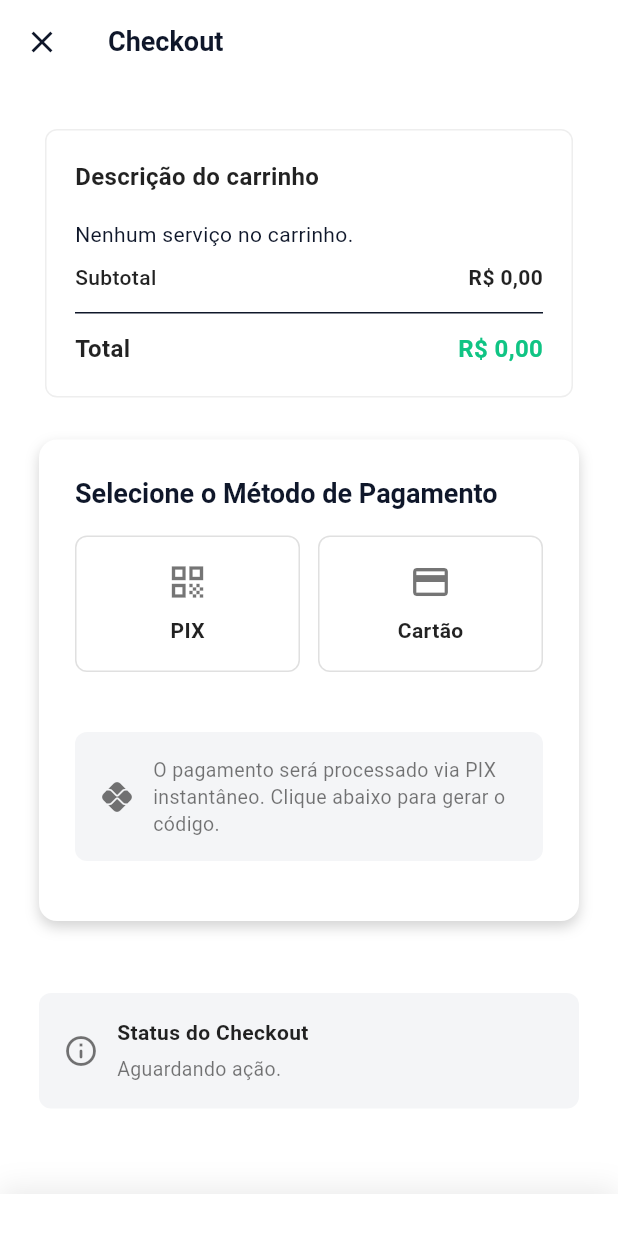
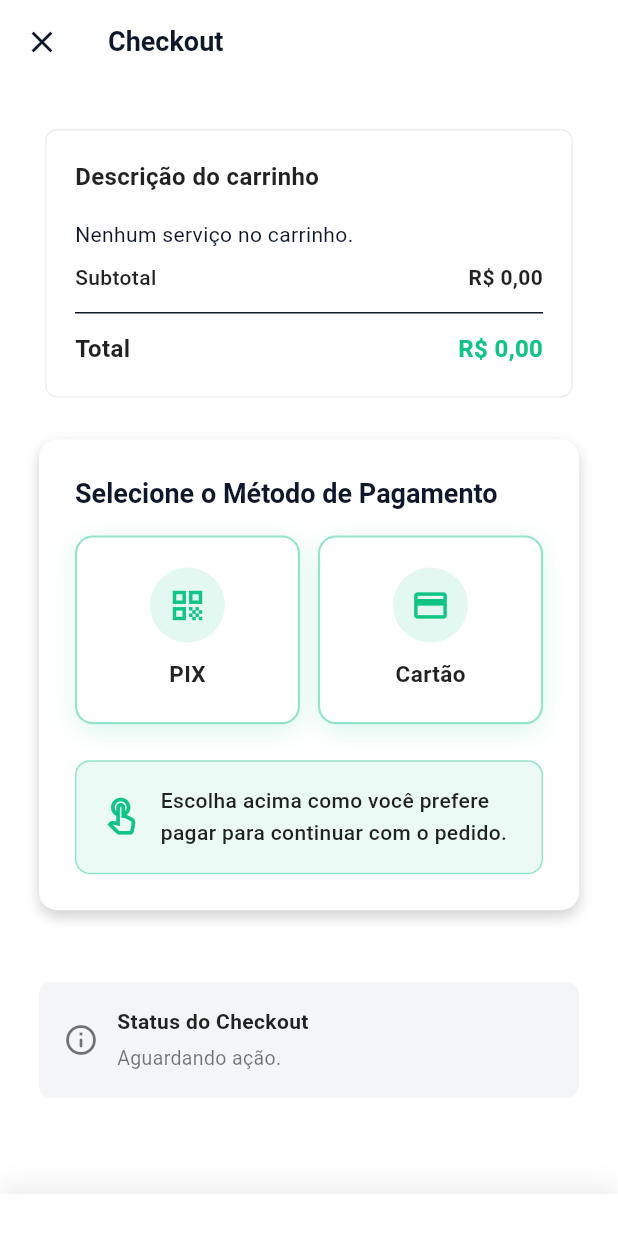
Before and after one commit to TSDTech/tsdtech-sdk-client, a Flutter app: the screen it shows after launch, after a tap on "Abrir fluxo em tela cheia", on a phone screen of 412 x 824 dp. Shown: the top 1233 px of the screen. Run offline on Flutter 3.47's test engine with Material 3 defaults, Android fonts, the phone set to English and light mode, and no system bars; our stand-ins replace auto_route, dio, flutter_mobx, get_it, mobx, qr_flutter and 1 more; missing offline and left inert: dart:js_interop, encrypt, pointycastle; generated files the repository leaves out were written again; network calls fail.

Commit message:
Visual updates

```diff
--- a/lib/src/ui/checkout/checkout_widget.dart
+++ b/lib/src/ui/checkout/checkout_widget.dart
@@ -408,6 +408,11 @@ class _CheckoutWidgetState extends State<CheckoutWidget> {
         return SingleChildScrollView(
           padding: const EdgeInsets.all(10),
           physics: const BouncingScrollPhysics(),
+          // Em telas largas (web/desktop) o conteúdo não estica: fica
+          // centralizado com uma largura máxima confortável de leitura
+          child: Center(
+            child: ConstrainedBox(
+              constraints: const BoxConstraints(maxWidth: 560),
               child: Column(
                 crossAxisAlignment: CrossAxisAlignment.stretch,
                 mainAxisSize: MainAxisSize.min,
@@ -416,7 +421,10 @@ class _CheckoutWidgetState extends State<CheckoutWidget> {
                     items: effectiveStore.items
                         .map(
                           (item) => CartItem(
-                        service: Service(name: item.name, price: item.price),
+                            service: Service(
+                              name: item.name,
+                              price: item.price,
+                            ),
                             quantity: item.quantity,
                           ),
                         )
@@ -455,13 +463,55 @@ class _CheckoutWidgetState extends State<CheckoutWidget> {
                         PaymentMethodSelector(
                           selectedMethod: _hasSelectedMethod ? method : null,
                           onChanged: (newMethod) async {
-                        await handleMethodSelection(newMethod, processPayment);
+                            await handleMethodSelection(
+                              newMethod,
+                              processPayment,
+                            );
                           },
                           showPix: widget.showPix,
                           showCard: widget.showCard,
                         ),
                         const SizedBox(height: 24),
 
+                        // Enquanto o usuário não escolher um método, mostra um
+                        // aviso chamativo no lugar do formulário de pagamento
+                        if (!_hasSelectedMethod)
+                          Container(
+                            padding: const EdgeInsets.all(16),
+                            decoration: BoxDecoration(
+                              color: const Color(
+                                0xFF10C484,
+                              ).withValues(alpha: 0.08),
+                              borderRadius: BorderRadius.circular(10),
+                              border: Border.all(
+                                color: const Color(
+                                  0xFF10C484,
+                                ).withValues(alpha: 0.4),
+                              ),
+                            ),
+                            child: const Row(
+                              children: [
+                                Icon(
+                                  Icons.touch_app_outlined,
+                                  color: Color(0xFF10C484),
+                                  size: 28,
+                                ),
+                                SizedBox(width: 12),
+                                Expanded(
+                                  child: Text(
+                                    'Escolha acima como você prefere pagar para '
+                                    'continuar com o pedido.',
+                                    style: TextStyle(
+                                      color: Colors.black87,
+                                      fontWeight: FontWeight.w500,
+                                      fontSize: 14,
+                                    ),
+                                  ),
+                                ),
+                              ],
+                            ),
+                          )
+                        else
                           switch (method) {
                             PaymentMethodType.pix => PixPaymentView(
                               qrCode: effectiveStore.pixQrCode,
@@ -477,7 +527,8 @@ class _CheckoutWidgetState extends State<CheckoutWidget> {
                               securityCode: effectiveStore.securityCode,
                               onCardHolderChanged:
                                   effectiveStore.updateCardHolderName,
-                        onCardNumberChanged: effectiveStore.updateCardNumber,
+                              onCardNumberChanged:
+                                  effectiveStore.updateCardNumber,
                               onExpiryChanged: effectiveStore.updateExpiryDate,
                               onSecurityCodeChanged:
                                   effectiveStore.updateSecurityCode,
@@ -521,6 +572,8 @@ class _CheckoutWidgetState extends State<CheckoutWidget> {
                   StatusBanner(status: _currentStatus),
                 ],
               ),
+            ),
+          ),
         );
       },
     );
--- a/lib/src/ui/checkout/payment_method_selector.dart
+++ b/lib/src/ui/checkout/payment_method_selector.dart
@@ -33,6 +33,11 @@ class PaymentMethodSelector extends StatelessWidget {
   Widget _buildOption(PaymentMethodType type, String title, IconData icon) {
     final isSelected = selectedMethod == type;
 
+    // Enquanto nada foi escolhido, os dois cards ganham destaque para
+    // chamar a atenção do usuário; depois só o selecionado fica em evidência.
+    final hasSelection = selectedMethod != null;
+    final isHighlighted = isSelected || !hasSelection;
+
     // O mesmo verde utilizado no botão e nos valores da imagem
     const brandGreen = Color(0xFF10C484);
 
@@ -41,34 +46,55 @@ class PaymentMethodSelector extends StatelessWidget {
         onTap: () => onChanged(type),
         child: AnimatedContainer(
           duration: const Duration(milliseconds: 200),
-          padding: const EdgeInsets.symmetric(vertical: 16),
+          curve: Curves.easeOut,
+          padding: const EdgeInsets.symmetric(vertical: 20),
           decoration: BoxDecoration(
             // Fundo branco se inativo, e um verde beeem sutil se selecionado
             color: isSelected
-                ? brandGreen.withValues(alpha: 0.05)
+                ? brandGreen.withValues(alpha: 0.06)
                 : Colors.white,
             border: Border.all(
-              // Borda verde se selecionado, senão borda cinza clara
-              color: isSelected ? brandGreen : Colors.grey.shade300,
-              width: isSelected ? 2 : 1,
+              // Borda verde se selecionado ou enquanto aguarda a escolha
+              color: isHighlighted
+                  ? brandGreen.withValues(alpha: isSelected ? 1 : 0.45)
+                  : Colors.grey.shade300,
+              width: isSelected ? 2 : 1.4,
             ),
-            borderRadius: BorderRadius.circular(8),
+            borderRadius: BorderRadius.circular(12),
+            boxShadow: [
+              if (isHighlighted)
+                BoxShadow(
+                  color: brandGreen.withValues(alpha: isSelected ? 0.22 : 0.14),
+                  blurRadius: 14,
+                  offset: const Offset(0, 4),
+                ),
+            ],
           ),
           child: Column(
             mainAxisSize: MainAxisSize.min,
             children: [
-              Icon(
-                icon,
-                color: isSelected ? brandGreen : Colors.black54,
-                size: 28,
+              AnimatedContainer(
+                duration: const Duration(milliseconds: 200),
+                padding: const EdgeInsets.all(12),
+                decoration: BoxDecoration(
+                  shape: BoxShape.circle,
+                  color: isSelected
+                      ? brandGreen
+                      : brandGreen.withValues(alpha: 0.12),
+                ),
+                child: Icon(
+                  icon,
+                  color: isSelected ? Colors.white : brandGreen,
+                  size: 26,
+                ),
               ),
-              const SizedBox(height: 8),
+              const SizedBox(height: 10),
               Text(
                 title,
                 style: TextStyle(
                   color: isSelected ? brandGreen : Colors.black87,
                   fontWeight: isSelected ? FontWeight.bold : FontWeight.w600,
-                  fontSize: 14,
+                  fontSize: 15,
                 ),
               ),
             ],
--- a/lib/src/ui/checkout/views/card_payment_view.dart
+++ b/lib/src/ui/checkout/views/card_payment_view.dart
@@ -120,7 +120,9 @@ class CardPaymentView extends StatelessWidget {
                 ),
               ),
               const SizedBox(width: 16),
-              Expanded(
+              // CVV tem no máximo 4 dígitos: largura fixa em vez de esticar
+              SizedBox(
+                width: 150,
                 child: CardFormField(
                   fieldKey: ValueKey('checkout-cvv-$formVersion'),
                   initialValue: securityCode,
```
Lines whose indentation alone changed are shown as unchanged.
